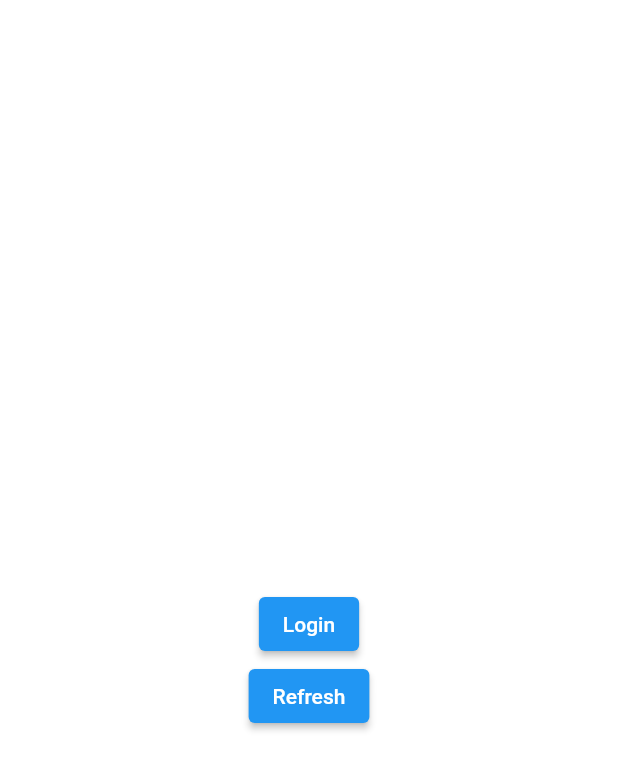
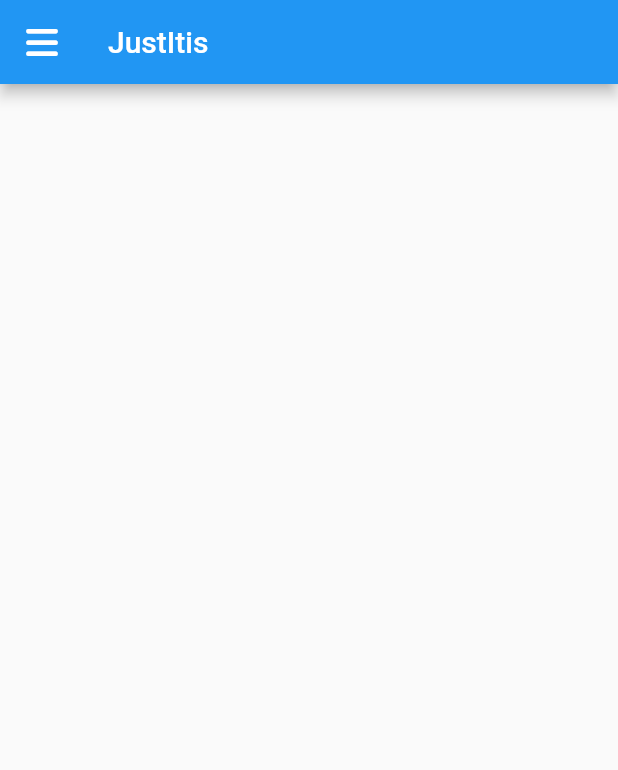
Before and after one commit to thet3o/JustItisApp, a Flutter app: the screen it shows after launch, on a phone screen of 412 x 824 dp. Shown: the top 770 px of the screen. Run offline on Flutter 3.47's test engine with Material 2 defaults, Android fonts, the phone set to English and light mode, and no system bars; drawn by our look-alikes of flutter_advanced_drawer; our stand-ins replace appwrite, font_awesome_flutter; network calls fail.

Commit message:
home first version

```diff
--- a/lib/controllers/appwrite_controller.dart
+++ /dev/null
@@ -1,9 +0,0 @@
-import 'package:get/get.dart';
-import 'package:appwrite/appwrite.dart';
-import 'package:justitis_app/providers/appwrite_provider.dart';
-
-class AppwriteController extends GetxController{
-
-  var name = ''.obs;
-
-}
--- a/lib/main.dart
+++ b/lib/main.dart
@@ -1,9 +1,8 @@
 import 'package:flutter/material.dart';
-import 'package:get/route_manager.dart';
 import 'package:justitis_app/providers/appwrite_provider.dart';
 import 'package:justitis_app/views/home.dart';
 
 void main() {
   AppwriteProvider();
-  runApp(GetMaterialApp(home: Home()));
+  runApp(MaterialApp(home: Home()));
 }
--- a/lib/providers/appwrite_provider.dart
+++ b/lib/providers/appwrite_provider.dart
@@ -4,6 +4,8 @@ import 'package:appwrite/models.dart';
 class AppwriteProvider{
   static Client client = Client();
   static Account account = Account(AppwriteProvider.client);
+  static Avatars avatar = Avatars(client);
+  static bool isLogged = false;
 
   AppwriteProvider(){
     client.setEndpoint('https://backend.justitis.it:2053/v1')
@@ -11,6 +13,31 @@ class AppwriteProvider{
     .setSelfSigned();
   }
 
-  static auth() async => await account.createOAuth2Session(provider: 'google', success: 'https://test.justitis.it/auth.html');
+  static auth() async {
+    await account.createOAuth2Session(provider: 'google', success: 'https://test.justitis.it/auth.html');
+    try{
+      await account.get();
+      isLogged = true;
+    }catch(e){}
+  }
+
+  static deauth() async{
+    final sessionId = await account.getSession(sessionId: 'current');
+    account.deleteSession(sessionId: sessionId.$id);
+  }
+
+  static checkIfUserHaveSession() async{
+    try {
+      await account.get();
+      isLogged = true;
+    } on AppwriteException catch(e) {
+      if(e.code == 401) {
+      } else {
+        // errors like connection
+      }
+    }
+  }
+
   static Future<User> getUser() async => await account.get();
+
 }
--- a/lib/views/home.dart
+++ b/lib/views/home.dart
@@ -1,23 +1,108 @@
 import 'package:flutter/material.dart';
-import 'package:get/get.dart';
-import 'package:justitis_app/controllers/appwrite_controller.dart';
+import 'package:flutter_advanced_drawer/flutter_advanced_drawer.dart';
+import 'package:font_awesome_flutter/font_awesome_flutter.dart';
 import 'package:justitis_app/providers/appwrite_provider.dart';
 
-class Home extends StatelessWidget{
 
-  var name = ''.obs;
+class Home extends StatefulWidget{
+
+  @override
+  State<Home> createState() => HomeState();
+}
+
+class HomeState extends State<Home>{
+
+  final advancedDrawerController = AdvancedDrawerController();
+
+  @override
+  void initState() {
+    AppwriteProvider.checkIfUserHaveSession();
+    super.initState();
+  }
 
   @override
   Widget build(BuildContext context) {
-    return Column(
-      mainAxisAlignment: MainAxisAlignment.center,
-      children: [
-        Text(name.value),
-        ElevatedButton(onPressed: () => AppwriteProvider.auth(), child: const Text('Login')),
-        ElevatedButton(onPressed: () async{
-          name.value = (await AppwriteProvider.getUser()).name;
-        }, child: const Text('Refresh')),
-      ],
+    return AdvancedDrawer(
+      controller:  advancedDrawerController,
+      animationCurve: Curves.easeInOut,
+      animationDuration: const Duration(milliseconds: 300),
+      animateChildDecoration: true,
+      childDecoration: const BoxDecoration(
+        borderRadius: BorderRadius.all(Radius.circular(16))
+      ),
+      backdrop: Container(
+        width: double.infinity,
+        height: double.infinity,
+        decoration: BoxDecoration(
+          gradient: LinearGradient(
+            begin: Alignment.topLeft, end: Alignment.bottomRight,
+            colors: [Colors.orange, Colors.orange.withOpacity(0.2)]
+          )
+        ),
+      ),
+      drawer: SafeArea(
+        child: Container(
+          child: ListTileTheme(
+            textColor: Colors.white,
+            iconColor: Colors.white,
+            child: Column(
+              mainAxisSize: MainAxisSize.max,
+              children: [
+                Container(
+                  width: 128,
+                  height: 128,
+                  margin: const EdgeInsets.only(top: 24, bottom: 64),
+                  clipBehavior: Clip.antiAlias,
+                  decoration: const BoxDecoration(
+                    color: Colors.black26,
+                    shape: BoxShape.circle,
+                  ),
+                  child: FutureBuilder(
+                    future: AppwriteProvider.avatar.getInitials(),
+                    builder: (context, snapshot) {
+                      return snapshot.hasData && snapshot.data != null ? Image.memory(snapshot.data!) : const CircularProgressIndicator();
+                    },
+                  )
+                ),
+                if(AppwriteProvider.isLogged)
+                ListTile(
+                  onTap: () {},
+                  leading: const FaIcon(FontAwesomeIcons.utensils),
+                  title: const Text('I miei ordini'),
+                ),
+                if(AppwriteProvider.isLogged)
+                ListTile(
+                  onTap: () {},
+                  leading: const FaIcon(FontAwesomeIcons.pizzaSlice),
+                  title: const Text('Ordina'),
+                ),
+                if(AppwriteProvider.isLogged)
+                ListTile(
+                  onTap: () {},
+                  leading: const FaIcon(FontAwesomeIcons.wallet),
+                  title: const Text('Ricarica Wallet'),
+                ),
+                ListTile(
+                  onTap: () => setState(() {
+                    (!AppwriteProvider.isLogged)?AppwriteProvider.auth():AppwriteProvider.deauth();
+                  }),
+                  leading: FaIcon((!AppwriteProvider.isLogged)?FontAwesomeIcons.rightToBracket:FontAwesomeIcons.rightFromBracket),
+                  title: Text((!AppwriteProvider.isLogged)?'Login':'Logout'),
+                ),
+              ],
+            ),
+          ),
+        ),
+      ),
+      child: Scaffold(
+        appBar: AppBar(
+          title: const Text('JustItis'),
+          leading: IconButton(
+            onPressed: () => advancedDrawerController.toggleDrawer(),
+            icon: const FaIcon(FontAwesomeIcons.bars),
+          ),
+        ),
+      ),
     );
   }
 
--- a/pubspec.yaml
+++ b/pubspec.yaml
@@ -10,6 +10,8 @@ dependencies:
   appwrite: ^9.0.1
   flutter:
     sdk: flutter
+  flutter_advanced_drawer: ^1.3.5
+  font_awesome_flutter: ^10.5.0
   get: ^4.6.5
 
 dev_dependencies:
```
Also changed, not shown: pubspec.lock.
